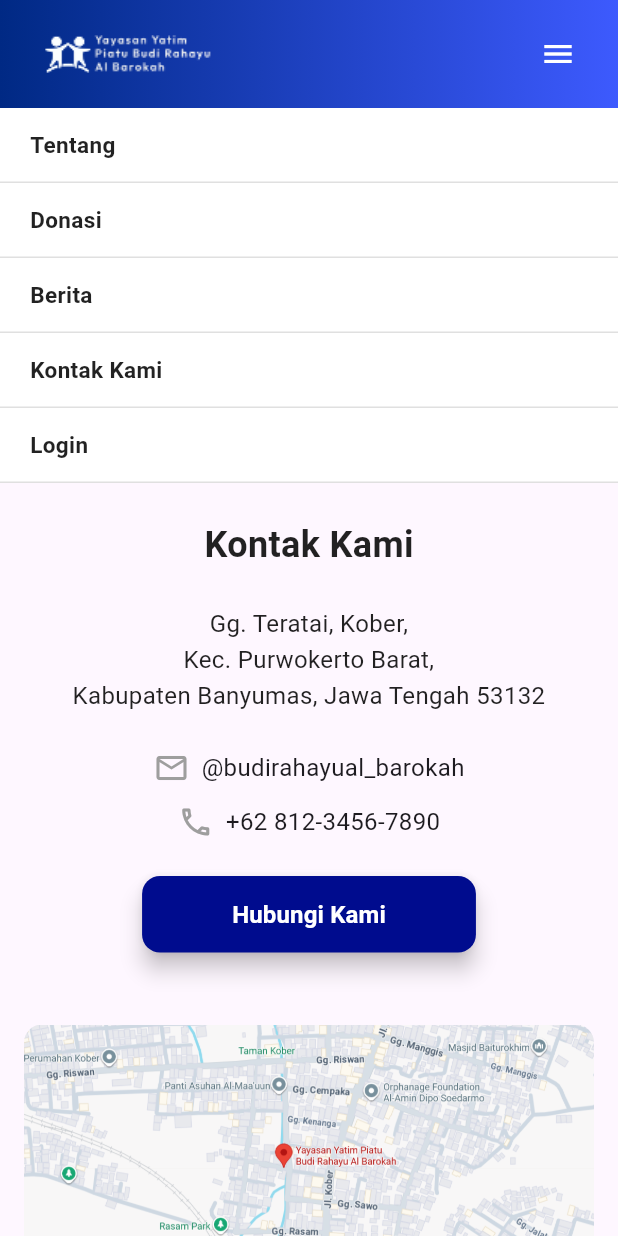
After one commit to dimastianaji/budi_rahayu_care_app, a Flutter app: the KontakKamiPage screen opened directly, after a tap on the "menu" icon, on a phone screen of 412 x 824 dp. The commit adds this screen. Run offline on Flutter 3.47's test engine with Material 3 defaults, Android fonts, the phone set to English and light mode, and no system bars.

Commit message:
Membuat halaman kontak kami

```diff
--- /dev/null
+++ b/lib/contact/view/kontak_kami_page.dart
@@ -0,0 +1,136 @@
+// lib/features/kontak_kami/view/kontak_kami_page.dart
+import 'package:flutter/material.dart';
+import 'package:budi_rahayu_care_app/shared/widgets/header.dart';
+import 'package:budi_rahayu_care_app/shared/widgets/footer.dart';
+
+class KontakKamiPage extends StatelessWidget {
+  const KontakKamiPage({super.key});
+
+  @override
+  Widget build(BuildContext context) {
+    return Scaffold(
+      body: SafeArea(
+        child: SingleChildScrollView(
+          child: Column(
+            crossAxisAlignment: CrossAxisAlignment.stretch,
+            children: [
+              Header(),
+
+              // Judul Halaman
+              Container(
+                padding: const EdgeInsets.symmetric(vertical: 24, horizontal: 24),
+                child: const Center(
+                  child: Text(
+                    'Kontak Kami',
+                    style: TextStyle(
+                      fontSize: 24,
+                      fontWeight: FontWeight.bold,
+                      color: Colors.black87,
+                    ),
+                  ),
+                ),
+              ),
+
+              // Informasi Kontak
+              Padding(
+                padding: const EdgeInsets.symmetric(horizontal: 24),
+                child: Column(
+                  crossAxisAlignment: CrossAxisAlignment.center,
+                  children: [
+                    // Alamat
+                    const Text(
+                      'Gg. Teratai, Kober,\nKec. Purwokerto Barat,\nKabupaten Banyumas, Jawa Tengah 53132',
+                      textAlign: TextAlign.center,
+                      style: TextStyle(
+                        fontSize: 16,
+                        height: 1.5,
+                        color: Colors.black87,
+                      ),
+                    ),
+                    const SizedBox(height: 24),
+
+                    // Instagram
+                    Row(
+                      mainAxisAlignment: MainAxisAlignment.center,
+                      children: [
+                        const Icon(Icons.email_outlined, color: Colors.grey),
+                        const SizedBox(width: 8),
+                        const Text(
+                          '@budirahayual_barokah',
+                          style: TextStyle(fontSize: 16),
+                        ),
+                      ],
+                    ),
+                    const SizedBox(height: 12),
+
+                    // Telepon
+                    Row(
+                      mainAxisAlignment: MainAxisAlignment.center,
+                      children: [
+                        const Icon(Icons.phone_outlined, color: Colors.grey),
+                        const SizedBox(width: 8),
+                        const Text(
+                          '+62 812-3456-7890',
+                          style: TextStyle(fontSize: 16),
+                        ),
+                      ],
+                    ),
+                  ],
+                ),
+              ),
+
+              const SizedBox(height: 24),
+
+              // Tombol "Hubungi Kami" (WhatsApp)
+              Center(
+                child: ElevatedButton(
+                  style: ElevatedButton.styleFrom(
+                    backgroundColor: const Color(0xFF000C8E),
+                    padding: const EdgeInsets.symmetric(horizontal: 60, vertical: 14),
+                    shape: RoundedRectangleBorder(
+                      borderRadius: BorderRadius.circular(12),
+                    ),
+                    elevation: 6,
+                  ),
+                  onPressed: () {
+                  },
+                  child: const Text(
+                    'Hubungi Kami',
+                    style: TextStyle(
+                      color: Colors.white,
+                      fontSize: 16,
+                      fontWeight: FontWeight.w600,
+                    ),
+                  ),
+                ),
+              ),
+
+              const SizedBox(height: 24),
+
+              // Placeholder Peta (opsional)
+              const SizedBox(height: 24),
+
+              // Gambar Peta Lokasi
+              Padding(
+                padding: const EdgeInsets.symmetric(horizontal: 16),
+                child: ClipRRect(
+                  borderRadius: BorderRadius.circular(12),
+                  child: Image.asset(
+                    'lib/shared/assets/images/maps.png',
+                    fit: BoxFit.cover,
+                    width: double.infinity,
+                    height: 200,
+                  ),
+                ),
+              ),
+
+              const SizedBox(height: 48),
+
+              Footer(),
+            ],
+          ),
+        ),
+      ),
+    );
+  }
+}
--- a/lib/shared/widgets/footer.dart
+++ b/lib/shared/widgets/footer.dart
@@ -1,5 +1,9 @@
+// lib/shared/widgets/footer.dart
 import 'package:flutter/material.dart';
+
+// Hanya import halaman yang sudah ada
 import 'package:budi_rahayu_care_app/home/view/home_page.dart';
+import 'package:budi_rahayu_care_app/contact/view/kontak_kami_page.dart';
 
 class Footer extends StatelessWidget {
   const Footer({super.key});
@@ -13,7 +17,7 @@ class Footer extends StatelessWidget {
       child: Column(
         mainAxisSize: MainAxisSize.min,
         children: [
-          // Logo Yayasan
+          // Logo Yayasan → kembali ke HomePage
           InkWell(
             onTap: () {
               Navigator.pushReplacement(
@@ -28,16 +32,21 @@ class Footer extends StatelessWidget {
           ),
           const SizedBox(height: 24),
 
-          // Menu Navigasi
-          const Column(
+          // Menu Navigasi (hanya "Kontak Kami" yang berfungsi)
+          Column(
             children: [
-              Text('Tentang', style: TextStyle(color: Colors.white, fontSize: 14)),
-              SizedBox(height: 8),
-              Text('Donasi', style: TextStyle(color: Colors.white, fontSize: 14)),
-              SizedBox(height: 8),
-              Text('Berita', style: TextStyle(color: Colors.white, fontSize: 14)),
-              SizedBox(height: 8),
-              Text('Kontak Kami', style: TextStyle(color: Colors.white, fontSize: 14)),
+              _footerLink("Tentang", () {}),
+              const SizedBox(height: 8),
+              _footerLink("Donasi", () {}),
+              const SizedBox(height: 8),
+              _footerLink("Berita", () {}),
+              const SizedBox(height: 8),
+              _footerLink("Kontak Kami", () {
+                Navigator.pushReplacement(
+                  context,
+                  MaterialPageRoute(builder: (_) => const KontakKamiPage()),
+                );
+              }),
             ],
           ),
           const SizedBox(height: 24),
@@ -63,7 +72,7 @@ class Footer extends StatelessWidget {
             children: [
               GestureDetector(
                 onTap: () {
-                  // aksi ketika ikon Instagram ditekan
+                  // Nanti bisa buka Instagram: launchUrl(Uri.parse('https://instagram.com/...'))
                 },
                 child: Image.asset(
                   'lib/shared/assets/icons/instagram.png',
@@ -74,7 +83,7 @@ class Footer extends StatelessWidget {
               const SizedBox(width: 16),
               GestureDetector(
                 onTap: () {
-                  // aksi ketika ikon WhatsApp ditekan
+                  // Nanti bisa buka WhatsApp: launchUrl(Uri.parse('https://wa.me/...'))
                 },
                 child: Image.asset(
                   'lib/shared/assets/icons/whatsapp.png',
@@ -88,4 +97,15 @@ class Footer extends StatelessWidget {
       ),
     );
   }
+
+  // Widget helper untuk link footer
+  Widget _footerLink(String title, VoidCallback onTap) {
+    return GestureDetector(
+      onTap: onTap,
+      child: Text(
+        title,
+        style: const TextStyle(color: Colors.white, fontSize: 14),
+      ),
+    );
+  }
 }
--- a/lib/shared/widgets/header.dart
+++ b/lib/shared/widgets/header.dart
@@ -1,5 +1,9 @@
+// lib/shared/widgets/header.dart
 import 'package:flutter/material.dart';
+
+// Hanya import halaman yang benar-benar ada
 import 'package:budi_rahayu_care_app/home/view/home_page.dart';
+import 'package:budi_rahayu_care_app/contact/view/kontak_kami_page.dart';
 
 class Header extends StatefulWidget {
   const Header({super.key});
@@ -28,7 +32,7 @@ class _HeaderState extends State<Header> {
           child: Row(
             mainAxisAlignment: MainAxisAlignment.spaceBetween,
             children: [
-      // Logo lengkap yayasan
+              // Logo → kembali ke HomePage
               InkWell(
                 onTap: () {
                   Navigator.pushReplacement(
@@ -42,7 +46,7 @@ class _HeaderState extends State<Header> {
                 ),
               ),
 
-      // Tombol menu 3 garis
+              // Tombol menu
               IconButton(
                 icon: const Icon(Icons.menu, color: Colors.white),
                 onPressed: () {
@@ -55,7 +59,6 @@ class _HeaderState extends State<Header> {
           ),
         ),
 
-
         // Dropdown menu
         AnimatedCrossFade(
           duration: const Duration(milliseconds: 200),
@@ -65,11 +68,16 @@ class _HeaderState extends State<Header> {
             width: double.infinity,
             child: Column(
               children: [
-                _menuItem("Tentang"),
-                _menuItem("Donasi"),
-                _menuItem("Berita"),
-                _menuItem("Kontak Kami"),
-                _menuItem("Login"),
+                _menuItem("Tentang", () {}),
+                _menuItem("Donasi", () {}),
+                _menuItem("Berita", () {}),
+                _menuItem("Kontak Kami", () {
+                  Navigator.pushReplacement(
+                    context,
+                    MaterialPageRoute(builder: (_) => const KontakKamiPage()),
+                  );
+                }),
+                _menuItem("Login", () {}),
               ],
             ),
           ),
@@ -80,13 +88,13 @@ class _HeaderState extends State<Header> {
     );
   }
 
-  // Widget untuk tiap item menu
-  Widget _menuItem(String title) {
+  Widget _menuItem(String title, VoidCallback onTap) {
     return InkWell(
       onTap: () {
         setState(() {
           _isMenuOpen = false;
         });
+        onTap(); // Jika onTap kosong, tidak ada aksi
       },
       child: Container(
         width: double.infinity,
--- a/pubspec.yaml
+++ b/pubspec.yaml
@@ -9,6 +9,7 @@ environment:
 dependencies:
   flutter:
     sdk: flutter
+  google_maps_flutter: ^2.8.0
 
 dev_dependencies:
   flutter_test:
@@ -21,6 +22,7 @@ flutter:
     - lib/shared/assets/images/
     - lib/shared/assets/images/logo.png
     - lib/shared/assets/images/foto_hero_section.png
+    - lib/shared/assets/images/maps.png
     - lib/shared/assets/icons/
     - lib/shared/assets/icons/instagram.png
     - lib/shared/assets/icons/whatsapp.png
```
Also changed, not shown: lib/shared/assets/images/maps.png (added), pubspec.lock. Lines whose indentation alone changed are shown as unchanged.
